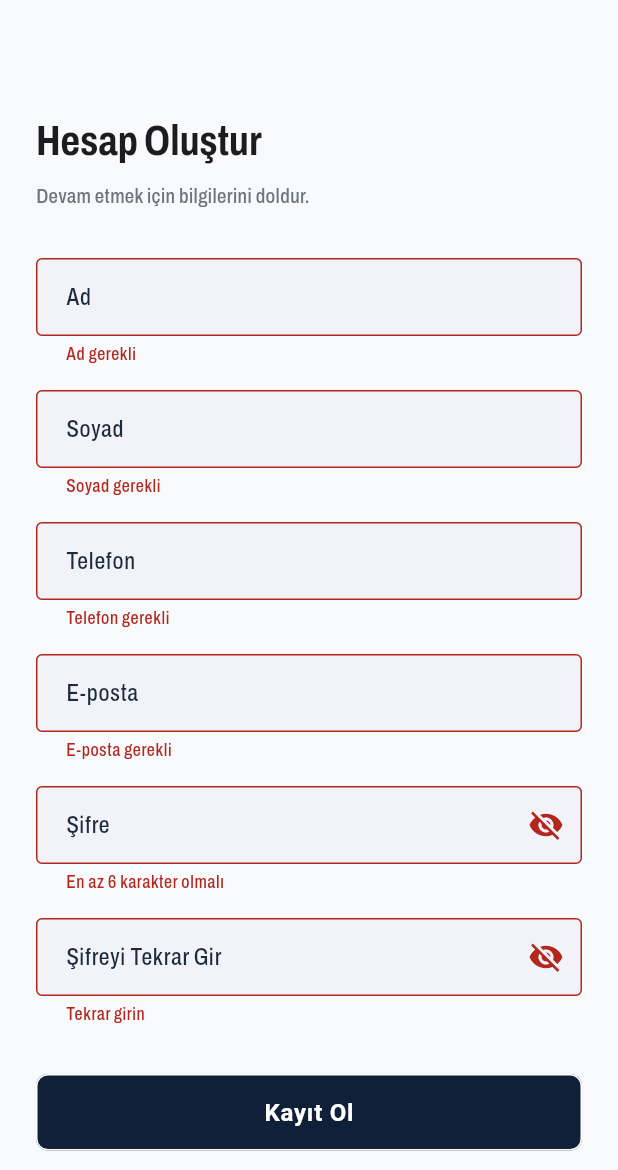
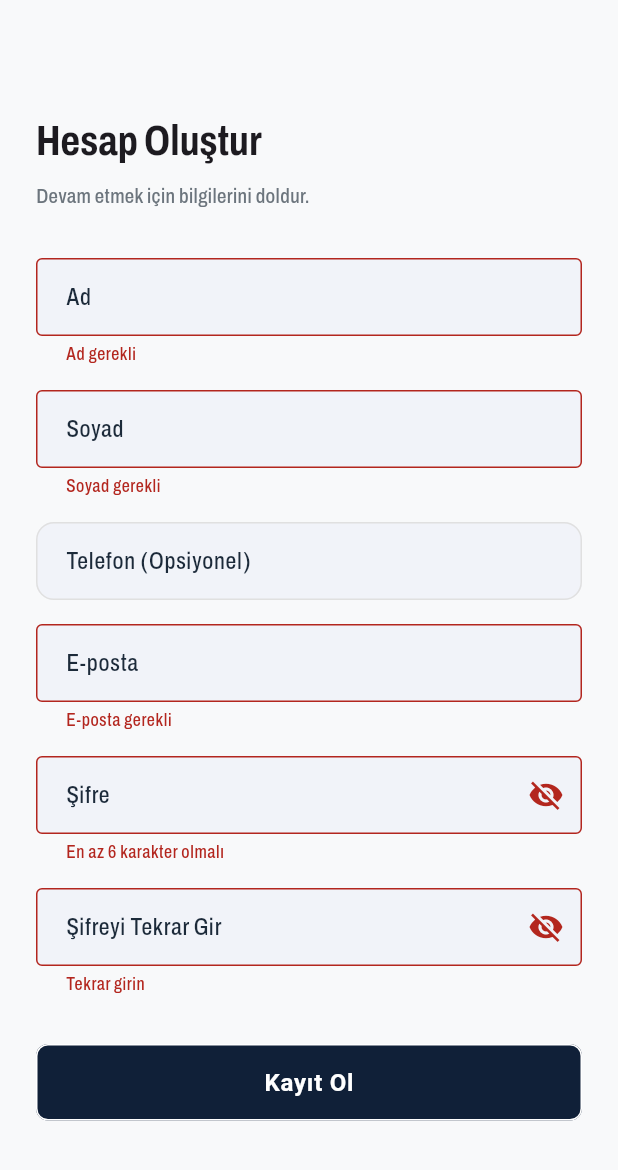
Before and after one commit to arslanberatt/salon-sac-flutter_v2, a Flutter app: the RegisterPage screen opened by its route, after a tap on "Kayıt Ol", on a phone screen of 412 x 824 dp, the part 66-1236 px from its top. Run offline on Flutter 3.47's test engine with Material 3 defaults, Android fonts, the light colour scheme and no system bars; our stand-ins replace animated_bottom_navigation_bar, dio, get, image_picker, lottie, shared_preferences and 2 more; accounts and stored records are empty; project files that could hold a hidden picture were left out.

Commit message:
Telefon numarası opsiyonel oldu

```diff
--- a/lib/main.dart
+++ b/lib/main.dart
@@ -29,7 +29,7 @@ class MyApp extends StatelessWidget {
       getPages: AppPages.pages,
       initialRoute: AppRoutes.INITIAL,
       initialBinding: AppBinding(),
-      title: 'Flutter Demo',
+      title: 'Salon Saç',
       theme: MyThemes.lightTheme,
       darkTheme: MyThemes.darkTheme,
       themeMode: ThemeMode.system,
--- a/lib/modules/register/register_page.dart
+++ b/lib/modules/register/register_page.dart
@@ -51,23 +51,12 @@ class RegisterPage extends GetView<RegisterController> {
               const SizedBox(height: 16),
               TextFormField(
                 decoration: const InputDecoration(
-                  labelText: 'Telefon',
+                  labelText: 'Telefon (Opsiyonel)',
                   border: OutlineInputBorder(),
                   hintText: '5XXXXXXXXX',
                 ),
                 keyboardType: TextInputType.number,
                 onChanged: (v) => controller.phone.value = v,
-                validator: (v) {
-                  if (v == null || v.isEmpty) return 'Telefon gerekli';
-                  if (v.length != 10) return '10 haneli olmalı';
-                  if (!v.startsWith('5')) {
-                    return 'Geçerli bir cep numarası girin';
-                  }
-                  if (!RegExp(r'^[0-9]+$').hasMatch(v)) {
-                    return 'Sadece rakam girin';
-                  }
-                  return null;
-                },
               ),
               const SizedBox(height: 16),
               _buildInput(
--- a/lib/modules/setting/setting_page.dart
+++ b/lib/modules/setting/setting_page.dart
@@ -79,7 +79,7 @@ class SettingPage extends GetView<SettingController> {
                         title:
                             '${controller.user.value?.name ?? ''} ${controller.user.value?.lastname ?? ''}',
                         subtitle: controller.user.value?.email ?? '',
-                        phone: controller.user.value?.phone ?? '',
+                        phone: controller.user.value?.phone ?? '-',
                       ),
                     ],
                   ),
--- a/lib/services/api_service.dart
+++ b/lib/services/api_service.dart
@@ -175,7 +175,7 @@ class ApiServices extends GetxService {
     required String name,
     required String lastname,
     required String email,
-    required String phone,
+    String? phone,
     required String password,
   }) async {
     final data = {
--- a/lib/services/auth_service.dart
+++ b/lib/services/auth_service.dart
@@ -44,7 +44,7 @@ class AuthService extends GetxService {
     required String name,
     required String lastname,
     required String email,
-    required String phone,
+    String? phone,
     required String password,
   }) async {
     try {
```
